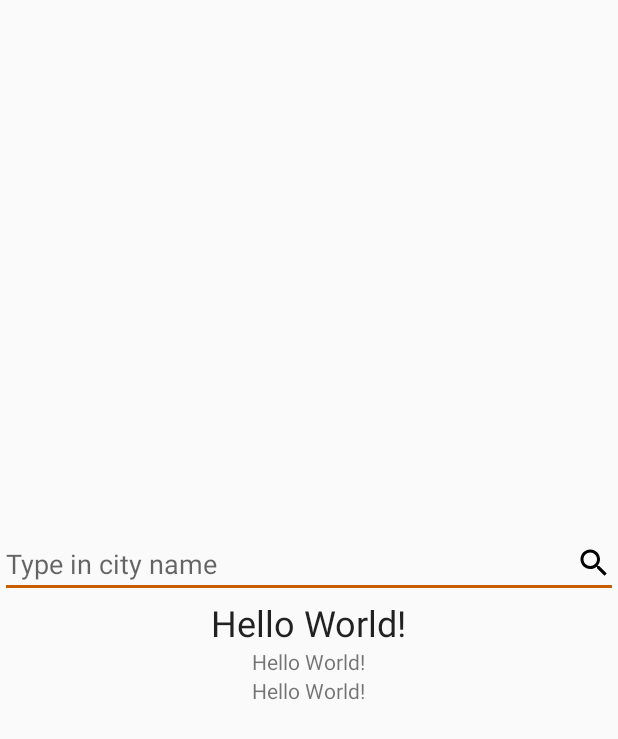
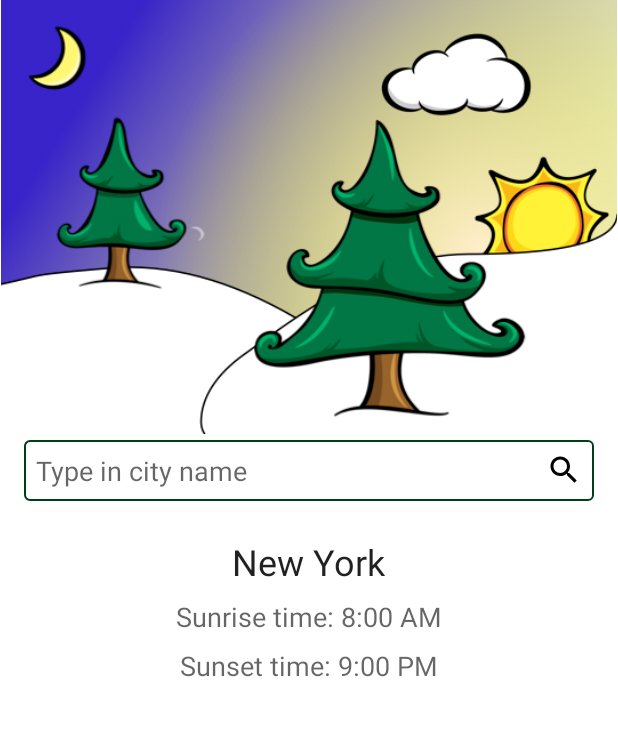
Before and after one commit to ikust/FromDuskTillDawn, an Android app: the layout activity_main.xml on its own in the app's theme, with its tools: preview values and no code run, on a phone screen of 412 x 824 dp. Shown: the top 739 px of the screen. Run offline under Robolectric (Android 15) with nearby library versions, the phone set to English and light mode, and no system bars.

Commit message:
Added background.

```diff
--- /dev/null
+++ b/app/src/main/res/drawable/search_background.xml
@@ -0,0 +1,6 @@
+<?xml version="1.0" encoding="utf-8"?>
+<shape xmlns:android="http://schemas.android.com/apk/res/android" android:shape="rectangle">
+  <corners android:radius="3dp" />
+  <stroke android:color="@color/colorPrimaryDark" android:width="1dp" />
+  <solid android:color="@android:color/white"/>
+</shape>
--- a/app/src/main/res/layout/activity_main.xml
+++ b/app/src/main/res/layout/activity_main.xml
@@ -1,53 +1,81 @@
 <?xml version="1.0" encoding="utf-8"?>
-<LinearLayout xmlns:android="http://schemas.android.com/apk/res/android"
+<RelativeLayout xmlns:android="http://schemas.android.com/apk/res/android"
   xmlns:app="http://schemas.android.com/apk/res-auto"
   xmlns:tools="http://schemas.android.com/tools"
   android:layout_width="match_parent"
   android:layout_height="match_parent"
-  android:orientation="vertical"
-  android:gravity="center"
+  android:background="#ffffff"
   tools:context=".ui.main.MainActivity">
+
+  <ImageView
+    android:id="@+id/ivBackground"
+    android:layout_width="wrap_content"
+    android:layout_height="wrap_content"
+    android:layout_alignParentStart="true"
+    android:layout_alignParentTop="true"
+    android:layout_alignParentEnd="true"
+    android:adjustViewBounds="true"
+    android:scaleType="fitCenter"
+    android:src="@drawable/background" />
 
   <EditText
     android:id="@+id/etSearch"
+    android:layout_width="match_parent"
+    android:layout_height="wrap_content"
+    android:layout_below="@id/ivBackground"
+    android:layout_marginStart="@dimen/margin_medium"
+    android:layout_marginTop="@dimen/search_edit_text_top_padding"
+    android:layout_marginEnd="@dimen/margin_medium"
+    android:layout_marginBottom="@dimen/margin_small"
+    android:background="@drawable/search_background"
     android:drawableEnd="@drawable/ic_search_black_24dp"
     android:hint="@string/city_name_hint"
-    android:layout_width="match_parent"
-    android:layout_height="wrap_content"
     android:imeOptions="actionSearch"
     android:inputType="text"
     android:lines="1"
-    android:maxLines="1" />
+    android:maxLines="1"
+    android:padding="@dimen/edit_text_padding" />
 
   <TextView
     android:id="@+id/tvLocation"
+    style="@style/TextAppearance.AppCompat.Headline"
     android:layout_width="wrap_content"
     android:layout_height="wrap_content"
-    android:text="Hello World!"
+    android:layout_below="@+id/etSearch"
+    android:layout_centerHorizontal="true"
+    android:layout_marginTop="@dimen/margin_medium"
     app:layout_constraintBottom_toBottomOf="parent"
     app:layout_constraintLeft_toLeftOf="parent"
     app:layout_constraintRight_toRightOf="parent"
     app:layout_constraintTop_toTopOf="parent"
-    style="@style/TextAppearance.AppCompat.Headline"/>
+    tools:text="New York" />
 
   <TextView
     android:id="@+id/tvSunrise"
+    style="?android:textAppearanceMedium"
     android:layout_width="wrap_content"
     android:layout_height="wrap_content"
-    android:text="Hello World!"
+    android:layout_below="@+id/tvLocation"
+    android:layout_centerHorizontal="true"
+    android:layout_marginTop="@dimen/margin_small"
     app:layout_constraintBottom_toBottomOf="parent"
     app:layout_constraintLeft_toLeftOf="parent"
     app:layout_constraintRight_toRightOf="parent"
-    app:layout_constraintTop_toTopOf="parent" />
+    app:layout_constraintTop_toTopOf="parent"
+    tools:text="Sunrise time: 8:00 AM" />
 
   <TextView
     android:id="@+id/tvSunset"
+    style="?android:textAppearanceMedium"
     android:layout_width="wrap_content"
     android:layout_height="wrap_content"
-    android:text="Hello World!"
+    android:layout_below="@id/tvSunrise"
+    android:layout_centerHorizontal="true"
+    android:layout_marginTop="@dimen/margin_small"
     app:layout_constraintBottom_toBottomOf="parent"
     app:layout_constraintLeft_toLeftOf="parent"
     app:layout_constraintRight_toRightOf="parent"
-    app:layout_constraintTop_toTopOf="parent" />
+    app:layout_constraintTop_toTopOf="parent"
+    tools:text="Sunset time: 9:00 PM" />
 
-</LinearLayout>
+</RelativeLayout>
--- /dev/null
+++ b/app/src/main/res/values/dimens.xml
@@ -0,0 +1,9 @@
+<?xml version="1.0" encoding="utf-8"?>
+<resources>
+  <dimen name="margin_large">24dp</dimen>
+  <dimen name="margin_small">8dp</dimen>
+  <dimen name="margin_medium">16dp</dimen>
+  <dimen name="edit_text_padding">8dp</dimen>
+
+  <dimen name="search_edit_text_top_padding">4dp</dimen>
+</resources>
```
Also changed, not shown: app/src/main/res/layout/activity_location_detail.xml (+32 -11 lines), app/src/main/res/drawable-hdpi/background.png (added), app/src/main/res/drawable-mdpi/background.png (added), app/src/main/res/drawable-xhdpi/background.png (added), app/src/main/res/drawable-xxhdpi/background.png (added), app/src/main/res/drawable-xxxhdpi/background.png (added).
